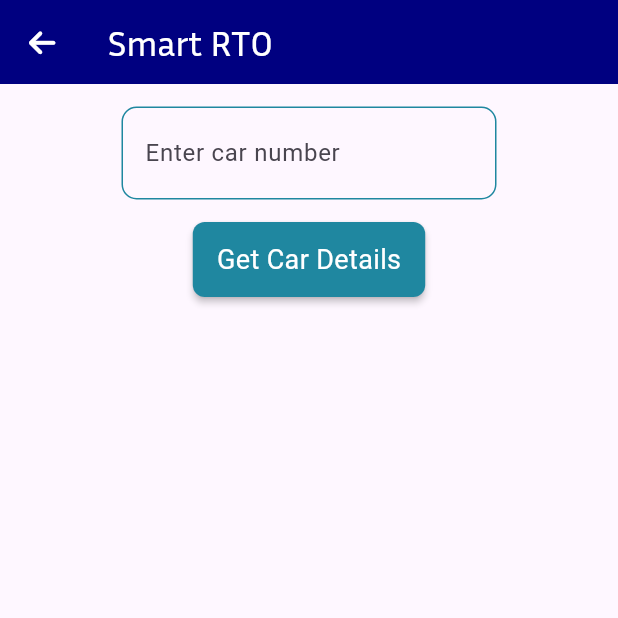
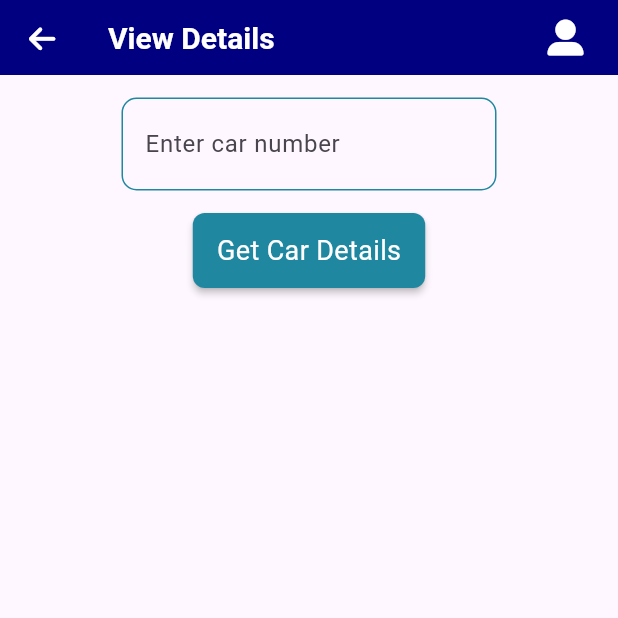
Before and after one commit to bramha-deshmukh17/SmartRTO, a Flutter app: the screen it shows once a user with an empty profile is signed in, after a tap on "View", on a phone screen of 412 x 824 dp, the top half of it. Run offline on Flutter 3.47's test engine with Material 3 defaults, Android fonts, the phone set to English and light mode, and no system bars; our stand-ins replace cloud_firestore, firebase_auth, firebase_core, firebase_storage, flutter_dotenv, font_awesome_flutter and 3 more; missing offline and left inert: drop_down_search_field, razorpay_flutter; accounts and stored records are empty; generated files the repository leaves out were written again; network calls fail.

Commit message:
FIXED: appbar

```diff
--- a/lib/OfficialsPage/Fine/ViewDetails.dart
+++ b/lib/OfficialsPage/Fine/ViewDetails.dart
@@ -1,5 +1,6 @@
 import 'package:flutter/material.dart';
 import 'package:cloud_firestore/cloud_firestore.dart';
+import '../../Utility/Appbar.dart';
 import '/Utility/RoundButton.dart';
 
 import '../../Utility/Constants.dart';
@@ -26,13 +27,10 @@ class _ViewDetailsState extends State<ViewDetails> {
   @override
   Widget build(BuildContext context) {
     return Scaffold(
-      appBar: AppBar(
-        backgroundColor: kPrimaryColor,
-        title: kAppBarTitle,
-        leading: IconButton(
-          onPressed: () => Navigator.pop(context),
-          icon: kBackArrow,
-        ),
+      appBar: Appbar(
+        title: 'View Details',
+        isBackButton: true,
+        displayOfficerProfile: true,
       ),
       body: Scrollbar(
         child: SingleChildScrollView(
@@ -196,7 +194,8 @@ class _ViewDetailsState extends State<ViewDetails> {
       // Extract components of the number plate and format it
       final stateCode = number.substring(0, 2);
       final districtCode = number.substring(2, 4).padLeft(2, '0');
-      final letterCode = number.length > 8 ? number.substring(4, 6) : number.substring(4, 5);
+      final letterCode =
+          number.length > 8 ? number.substring(4, 6) : number.substring(4, 5);
       final numericCode = number.substring(number.length - 4).padLeft(4, '0');
 
       final formattedPlate = '$stateCode$districtCode$letterCode$numericCode';
@@ -215,5 +214,4 @@ class _ViewDetailsState extends State<ViewDetails> {
       return false;
     }
   }
-
 }
--- a/lib/OfficialsPage/HomeScreen.dart
+++ b/lib/OfficialsPage/HomeScreen.dart
@@ -1,5 +1,6 @@
 import 'package:flutter/material.dart';
 import 'package:font_awesome_flutter/font_awesome_flutter.dart';
+import '../Utility/Appbar.dart';
 import '/OfficialsPage/Grievance/OfficerGrievanceList.dart';
 import '/Utility/MyCard.dart';
 import '../Utility/Constants.dart';
@@ -21,25 +22,9 @@ class _HomeScreenState extends State<HomeScreen> {
   @override
   Widget build(BuildContext context) {
     return Scaffold(
-      appBar: AppBar(
-        leading: const SizedBox(
-          width: 10.0,
-        ),
-        backgroundColor: kPrimaryColor,
-        title: kAppBarTitle,
-        actions: [
-          IconButton(
-            onPressed: () {
-              Navigator.pushNamed(context, Profile.id);
-            },
-            icon: const Padding(
-                padding: EdgeInsets.symmetric(horizontal: 15.0),
-                child: Icon(
-                  Icons.person,
-                  color: kWhite,
-                ),),
-          ),
-        ],
+      appBar: Appbar(
+        title: 'Home',
+        displayOfficerProfile: true,
       ),
       body: Column(
         mainAxisAlignment: MainAxisAlignment.spaceEvenly,
--- /dev/null
+++ b/lib/Utility/Appbar.dart
@@ -0,0 +1,75 @@
+import 'package:flutter/material.dart';
+import 'package:font_awesome_flutter/font_awesome_flutter.dart';
+import '../OfficialsPage/OfficerProfile.dart';
+import '../UserPages/Profile/UserProfile.dart';
+import 'Constants.dart';
+
+class Appbar extends StatelessWidget implements PreferredSizeWidget {
+  final String title;
+  final bool isBackButton;
+  final bool displayUserProfile;
+  final bool displayOfficerProfile;
+
+  const Appbar({
+    required this.title,
+    this.displayUserProfile = false,
+    this.displayOfficerProfile = false,
+    this.isBackButton = false,
+  });
+
+  @override
+  Widget build(BuildContext context) {
+    return AppBar(
+      backgroundColor: kPrimaryColor,
+      leading: isBackButton
+          ? IconButton(
+              icon: kBackArrow,
+              onPressed: () {
+                Navigator.pop(context);
+              },
+            )
+          : const SizedBox(
+              width: 5.0,
+            ),
+      title: Text(
+        title,
+        style: const TextStyle(
+          color: kWhite,
+          fontSize: 20.0,
+          fontWeight: FontWeight.bold,
+        ),
+      ),
+      actions: [
+        if (displayUserProfile)
+          IconButton(
+            onPressed: () {
+              Navigator.pushNamed(context, UserProfile.id);
+            },
+            icon: Padding(
+              padding: const EdgeInsets.symmetric(horizontal: 15.0),
+              child: const Icon(
+                FontAwesomeIcons.userLarge,
+                color: kWhite,
+              ),
+            ),
+          ),
+        if (displayOfficerProfile)
+          IconButton(
+            icon: const Padding(
+              padding: EdgeInsets.symmetric(horizontal: 15.0),
+              child: Icon(
+                FontAwesomeIcons.userLarge,
+                color: kWhite,
+              ),
+            ),
+            onPressed: () {
+              Navigator.pushNamed(context, Profile.id);
+            },
+          ),
+      ],
+    );
+  }
+
+  @override
+  Size get preferredSize => const Size.fromHeight(50.0);
+}
```
Also changed, not shown: lib/OfficialsPage/Fine/ConfirmFine.dart (+2 -24 lines), lib/OfficialsPage/Fine/GenerateFine.dart (+2 -10 lines), lib/OfficialsPage/Grievance/OfficerGrievanceList.dart (+5 -9 lines), lib/OfficialsPage/OfficerLogin.dart (+4 -9 lines), lib/OfficialsPage/OfficerProfile.dart (+4 -9 lines), lib/UserPages/Chatbot/chatbot.dart (+8 -12 lines), lib/UserPages/Grievance/GrievanceList.dart (+5 -9 lines), lib/UserPages/HomePage.dart (+4 -20 lines), lib/UserPages/LicenseInfoPage.dart (+5 -9 lines), lib/UserPages/Profile/EditProfile.dart (+4 -9 lines), lib/UserPages/Profile/UserProfile.dart (+13 -23 lines), lib/UserPages/UserRegister.dart (+16 -21 lines), lib/UserPages/Vehicle/PaymentPage.dart (+5 -9 lines), lib/UserPages/Vehicle/VehicleDetails.dart (+5 -9 lines), 2 more files, 5 other files.
